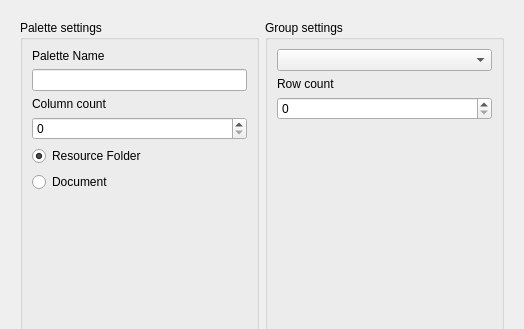
Qt form libs/ui/forms/WdgDlgPaletteEditor.ui (KDE/krita) before a commit; both pictures show x 0 to 524 and y 0 to 329 of the 524 by 481 pixel window.
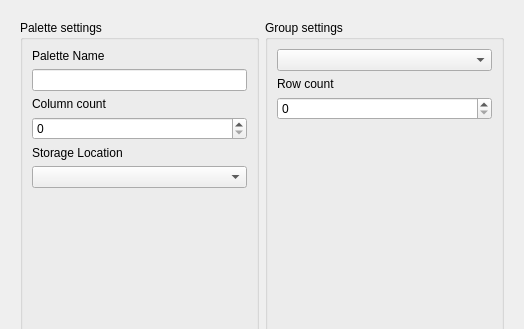
The same form after that commit.

Commit message:
Fix editing palettes inside documents, and fix the import of palettes into documents.
Also make a head start on changing the resource location properly. This'll require some
puzzling however.

```diff
--- a/libs/ui/forms/WdgDlgPaletteEditor.ui
+++ b/libs/ui/forms/WdgDlgPaletteEditor.ui
@@ -48,25 +48,14 @@
           <widget class="QSpinBox" name="spinBoxCol"/>
          </item>
          <item>
-          <layout class="QVBoxLayout" name="verticalLayout_4">
-           <item>
-            <widget class="QRadioButton" name="rb_global">
+          <widget class="QLabel" name="label">
              <property name="text">
-              <string>Resource Folder</string>
-             </property>
-             <property name="checked">
-              <bool>true</bool>
-             </property>
+            <string>Storage Location</string>
+           </property>
             </widget>
            </item>
            <item>
-            <widget class="QRadioButton" name="rb_document">
-             <property name="text">
-              <string>Document</string>
-             </property>
-            </widget>
-           </item>
-          </layout>
+          <widget class="QComboBox" name="storageLocation"/>
          </item>
          <item>
           <spacer name="verticalSpacer_2">
```
Left out of the diff: 2 changed lines with no effect on the pictures. Lines whose indentation alone changed are shown as unchanged. The commit also changes 11 other files.
